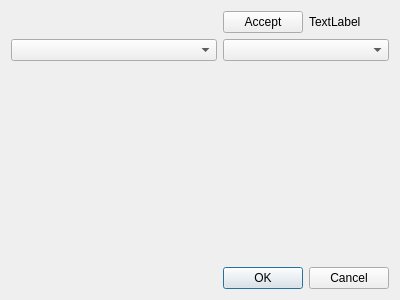
Old version of the form ui/main_window.ui in the repository geomatico/qgis-sigpac.
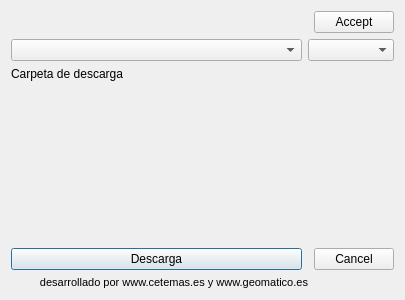
New version of the form. Custom widgets are drawn as their Qt base class.

Diff of the .ui file:
```diff
--- a/ui/main_window.ui
+++ b/ui/main_window.ui
@@ -6,7 +6,7 @@
    <rect>
     <x>0</x>
     <y>0</y>
-    <width>400</width>
+    <width>405</width>
     <height>300</height>
    </rect>
   </property>
@@ -14,49 +14,59 @@
    <string>SIGPAC Downloader</string>
   </property>
   <layout class="QGridLayout" name="gridLayout">
-   <item row="3" column="2">
-    <spacer name="verticalSpacer">
-     <property name="orientation">
-      <enum>Qt::Vertical</enum>
+   <item row="3" column="0" colspan="2">
+    <widget class="QgsFileWidget" name="mQgsFileWidget" native="true"/>
+   </item>
+   <item row="7" column="0">
+    <widget class="QPushButton" name="pushButton">
+     <property name="text">
+      <string>Descarga</string>
      </property>
-     <property name="sizeHint" stdset="0">
-      <size>
-       <width>20</width>
-       <height>40</height>
-      </size>
-     </property>
-    </spacer>
+    </widget>
    </item>
    <item row="1" column="0">
-    <widget class="QComboBox" name="comboBox"/>
+    <widget class="QComboBox" name="comboBox_province"/>
+   </item>
+   <item row="1" column="1" colspan="2">
+    <widget class="QComboBox" name="comboBox_municipality"/>
+   </item>
+   <item row="2" column="0">
+    <widget class="QLabel" name="label_2">
+     <property name="text">
+      <string>Carpeta de descarga</string>
+     </property>
+    </widget>
    </item>
    <item row="0" column="2">
-    <widget class="QLabel" name="label">
-     <property name="text">
-      <string>TextLabel</string>
-     </property>
-    </widget>
-   </item>
-   <item row="0" column="1">
     <widget class="QPushButton" name="btnOpenBrowser">
      <property name="text">
       <string>Accept</string>
      </property>
     </widget>
    </item>
-   <item row="1" column="1" colspan="2">
-    <widget class="QComboBox" name="comboBox_2"/>
-   </item>
-   <item row="4" column="1" colspan="2">
-    <widget class="QDialogButtonBox" name="button_box">
+   <item row="7" column="1" colspan="2">
+    <widget class="QDialogButtonBox" name="btnCancel">
      <property name="orientation">
       <enum>Qt::Horizontal</enum>
      </property>
      <property name="standardButtons">
-      <set>QDialogButtonBox::Cancel|QDialogButtonBox::Ok</set>
+      <set>QDialogButtonBox::Cancel</set>
      </property>
     </widget>
    </item>
+   <item row="5" column="2">
+    <spacer name="verticalSpacer">
+     <property name="orientation">
+      <enum>Qt::Vertical</enum>
+     </property>
+     <property name="sizeHint" stdset="0">
+      <size>
+       <width>20</width>
+       <height>40</height>
+      </size>
+     </property>
+    </spacer>
+   </item>
    <item row="0" column="0">
     <spacer name="horizontalSpacer">
      <property name="orientation">
@@ -70,8 +80,30 @@
      </property>
     </spacer>
    </item>
-   <item row="2" column="0" colspan="2">
-    <widget class="QgsFileWidget" name="mQgsFileWidget"/>
+   <item row="8" column="0" colspan="2">
+    <widget class="QLabel" name="label_3">
+     <property name="font">
+      <font>
+       <pointsize>8</pointsize>
+      </font>
+     </property>
+     <property name="text">
+      <string>desarrollado por www.cetemas.es y www.geomatico.es</string>
+     </property>
+     <property name="alignment">
+      <set>Qt::AlignRight|Qt::AlignTrailing|Qt::AlignVCenter</set>
+     </property>
+    </widget>
+   </item>
+   <item row="6" column="0">
+    <widget class="QLabel" name="label">
+     <property name="autoFillBackground">
+      <bool>false</bool>
+     </property>
+     <property name="text">
+      <string/>
+     </property>
+    </widget>
    </item>
   </layout>
  </widget>
```
Left out of the diff: 4 changed lines with no effect on the pictures.
